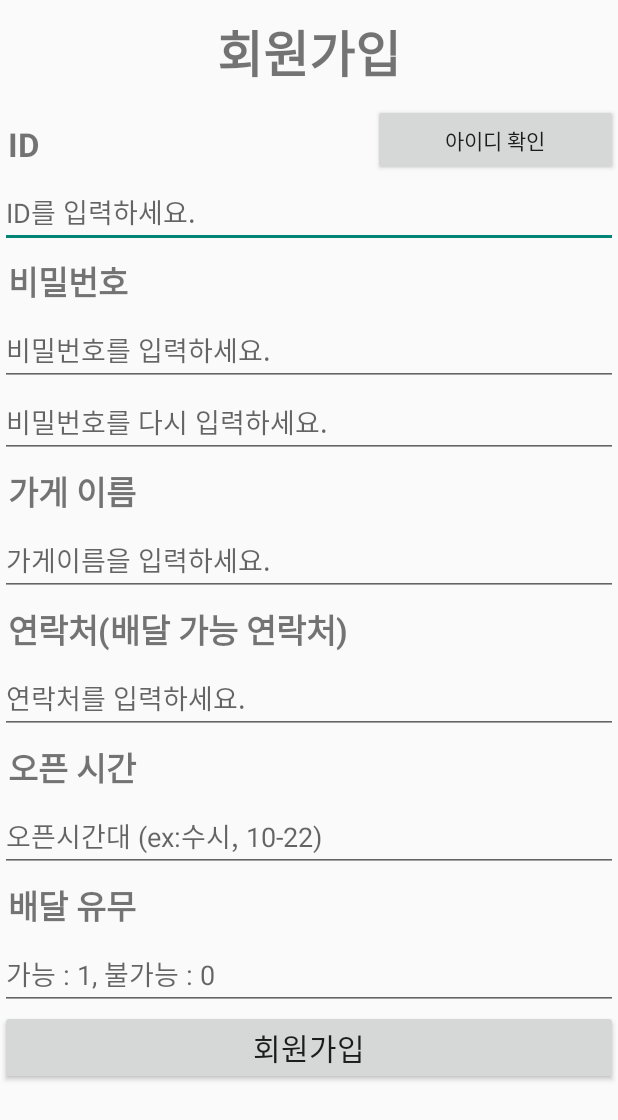
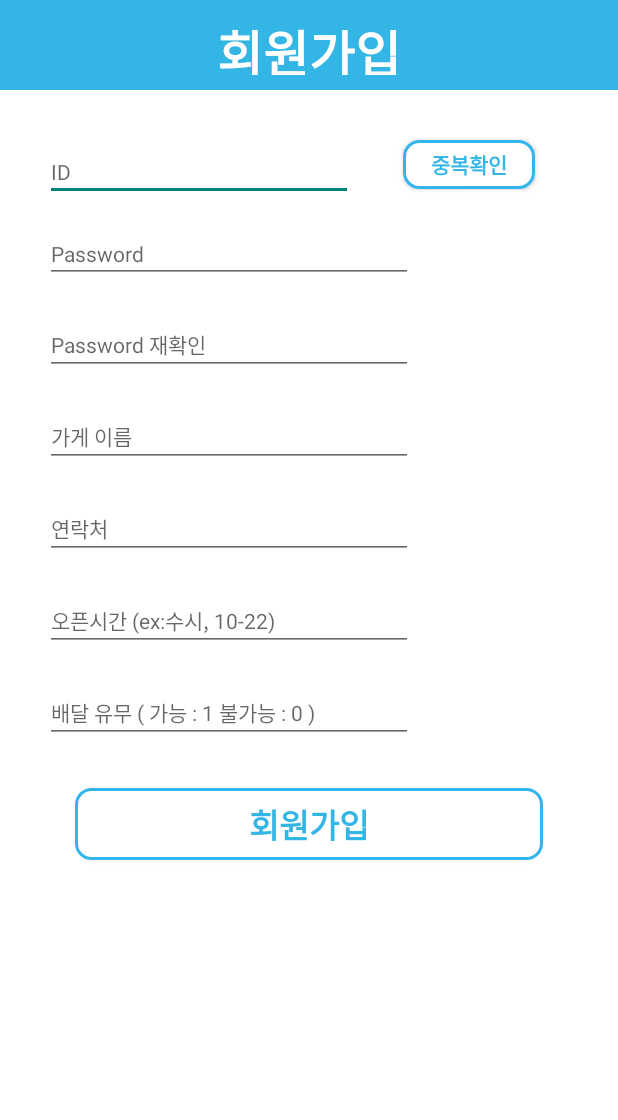
Before and after one commit to hanaset/MNU_APP, an Android app: the JoinActivity screen opened directly, with no data from a screen before it, on a phone screen of 412 x 824 dp. Shown: the top 1120 px of the screen. Run offline under Robolectric (Android 15) with nearby library versions, the phone set to English and light mode, and no system bars; Roboto replaces fonts that are not available here.

Commit message:
회원가입, 비밀번호 찾기, 로그인 화면 디자인 완료

```diff
--- a/MNU_restaurant/app/src/main/AndroidManifest.xml
+++ b/MNU_restaurant/app/src/main/AndroidManifest.xml
@@ -7,7 +7,7 @@
     <application
         android:allowBackup="true"
         android:icon="@mipmap/ic_launcher"
-        android:label="@string/app_name"
+        android:label="목대 후문 가게"
         android:roundIcon="@mipmap/ic_launcher_round"
         android:supportsRtl="true"
         android:theme="@style/Theme.AppCompat.Light.NoActionBar">
--- a/MNU_restaurant/app/src/main/java/asio/mokpo/jeogibin/mnu_restaurant/FindActivity.java
+++ b/MNU_restaurant/app/src/main/java/asio/mokpo/jeogibin/mnu_restaurant/FindActivity.java
@@ -22,7 +22,6 @@ public class FindActivity extends AppCompatActivity {
     EditText id, phone;
     TextView pass;
     Button button;
-    String password;
 
     @Override
     protected void onCreate(@Nullable Bundle savedInstanceState) {
@@ -31,7 +30,7 @@ public class FindActivity extends AppCompatActivity {
 
         id = (EditText)findViewById(R.id.F_id_edit);
         phone = (EditText)findViewById(R.id.F_phone_edit);
-        pass = (TextView)findViewById(R.id.F_text);
+        pass = (TextView)findViewById(R.id.F_pass_text);
         button = (Button)findViewById(R.id.F_find_btn);
 
         button.setOnClickListener(new View.OnClickListener() {
--- a/MNU_restaurant/app/src/main/java/asio/mokpo/jeogibin/mnu_restaurant/InfoEditActivity.java
+++ b/MNU_restaurant/app/src/main/java/asio/mokpo/jeogibin/mnu_restaurant/InfoEditActivity.java
@@ -81,7 +81,7 @@ public class InfoEditActivity extends AppCompatActivity {
                 Toast.makeText(getApplication(),"수정이 불가능합니다.",Toast.LENGTH_SHORT).show();
                 finish();
             }else{
-                String[] arr = msg.obj.toString().split(",");
+                String[] arr = result.split(",");
                 name = arr[0];
                 phone = arr[1];
                 time = arr[2];
--- /dev/null
+++ b/MNU_restaurant/app/src/main/res/drawable/shape.xml
@@ -0,0 +1,13 @@
+<?xml version="1.0" encoding="utf-8"?>
+<shape
+    xmlns:android="http://schemas.android.com/apk/res/android"
+    android:padding="30dp"
+    android:shape="rectangle">
+    <corners android:radius="10dp" />
+    <stroke
+        android:width="2dp"
+        android:color="#ff33b5ed"/>
+    <solid
+        android:color="#ffffffff"
+        />
+</shape>
--- a/MNU_restaurant/app/src/main/res/layout/activity_join.xml
+++ b/MNU_restaurant/app/src/main/res/layout/activity_join.xml
@@ -1,7 +1,25 @@
 <?xml version="1.0" encoding="utf-8"?>
 <LinearLayout xmlns:android="http://schemas.android.com/apk/res/android"
-    android:orientation="vertical" android:layout_width="match_parent"
-    android:layout_height="match_parent">
+    android:layout_width="match_parent"
+    android:layout_height="match_parent"
+    android:background="@android:color/background_light"
+    android:orientation="vertical">
+
+    <TextView
+        android:id="@+id/Join_text"
+        android:layout_width="match_parent"
+        android:layout_height="60dp"
+        android:background="@android:color/holo_blue_light"
+        android:padding="10dp"
+        android:text="회원가입"
+        android:textAlignment="center"
+        android:textColor="@android:color/background_light"
+        android:textSize="15pt"
+        android:textStyle="bold" />
+
+    <Space
+        android:layout_width="match_parent"
+        android:layout_height="30dp" />
 
     <ScrollView
         android:layout_width="match_parent"
@@ -12,147 +30,132 @@
             android:layout_height="wrap_content"
             android:orientation="vertical">
 
-            <TextView
-                android:id="@+id/Join_text"
-                android:layout_margin="10dp"
-                android:layout_width="match_parent"
-                android:layout_height="wrap_content"
-                android:text="회원가입"
-                android:textAlignment="center"
-                android:textSize="15pt"
-                android:textStyle="bold" />
-
             <LinearLayout
                 android:layout_width="match_parent"
                 android:layout_height="match_parent"
-                android:orientation="horizontal">
+                android:orientation="horizontal"
+                android:weightSum="1">
 
-                <TextView
-                    android:id="@+id/Join_id_text"
-                    android:layout_width="216dp"
+                <EditText
+                    android:id="@+id/Join_id_edit"
+                    style="@style/Join"
+                    android:layout_width="188dp"
                     android:layout_height="wrap_content"
-                    android:layout_margin="5dp"
-                    android:text="ID"
-                    android:textAlignment="textStart"
-                    android:textSize="10pt"
-                    android:textStyle="bold"
-                    android:layout_weight="0.31" />
+                    android:layout_weight="0.25"
+                    android:ems="10"
+                    android:hint="ID"
+                    android:inputType="textPersonName" />
 
                 <Button
                     android:id="@+id/Join_check_btn"
                     android:layout_width="wrap_content"
-                    android:layout_height="wrap_content"
-                    android:layout_weight="1"
-                    android:text="아이디 확인" />
+                    android:layout_height="match_parent"
+                    android:layout_margin="3dp"
+                    android:background="@drawable/shape"
+                    android:text="중복확인"
+                    android:textAllCaps="false"
+                    android:textColor="@android:color/holo_blue_light"
+                    android:textStyle="bold" />
+
             </LinearLayout>
 
-            <EditText
-                android:id="@+id/Join_id_edit"
+            <Space
                 android:layout_width="match_parent"
-                android:layout_height="wrap_content"
-                android:ems="10"
-                android:hint="ID를 입력하세요."
-                android:inputType="textPersonName" />
-
-            <TextView
-                android:id="@+id/Join_pass_text"
-                android:layout_margin="5dp"
-                android:layout_width="match_parent"
-                android:layout_height="wrap_content"
-                android:text="비밀번호"
-                android:textSize="10pt"
-                android:textStyle="bold" />
+                android:layout_height="20dp"
+                android:layout_weight="0.25" />
 
             <EditText
                 android:id="@+id/Join_pass_edit"
-                android:layout_width="match_parent"
+                style="@style/Join"
+                android:layout_width="245dp"
                 android:layout_height="wrap_content"
                 android:ems="10"
-                android:hint="비밀번호를 입력하세요."
+                android:hint="Password"
                 android:inputType="textPassword" />
+
+            <Space
+                android:layout_width="match_parent"
+                android:layout_height="20dp" />
 
             <EditText
                 android:id="@+id/Join_pass2_Edit"
-                android:layout_width="match_parent"
+                style="@style/Join"
+                android:layout_width="245dp"
                 android:layout_height="wrap_content"
                 android:ems="10"
-                android:hint="비밀번호를 다시 입력하세요."
+                android:hint="Password 재확인"
                 android:inputType="textPassword" />
 
-            <TextView
-                android:id="@+id/Join_name_text"
-                android:layout_margin="5dp"
+            <Space
                 android:layout_width="match_parent"
-                android:layout_height="wrap_content"
-                android:text="가게 이름"
-                android:textSize="10pt"
-                android:textStyle="bold" />
+                android:layout_height="20dp" />
 
             <EditText
                 android:id="@+id/Join_name_edit"
-                android:layout_width="match_parent"
+                style="@style/Join"
+                android:layout_width="245dp"
                 android:layout_height="wrap_content"
                 android:ems="10"
-                android:hint="가게이름을 입력하세요."
+                android:hint="가게 이름"
                 android:inputType="textPersonName" />
 
-            <TextView
-                android:id="@+id/Join_phone_text"
-                android:layout_margin="5dp"
+            <Space
                 android:layout_width="match_parent"
-                android:layout_height="wrap_content"
-                android:text="연락처(배달 가능 연락처)"
-                android:textSize="10pt"
-                android:textStyle="bold" />
+                android:layout_height="20dp" />
 
             <EditText
                 android:id="@+id/Join_phone_edit"
-                android:layout_width="match_parent"
+                style="@style/Join"
+                android:layout_width="245dp"
                 android:layout_height="wrap_content"
                 android:ems="10"
-                android:hint="연락처를 입력하세요."
+                android:hint="연락처"
                 android:inputType="phone" />
 
-            <TextView
-                android:id="@+id/Join_time_text"
-                android:layout_margin="5dp"
+            <Space
                 android:layout_width="match_parent"
-                android:layout_height="wrap_content"
-                android:text="오픈 시간"
-                android:textSize="10pt"
-                android:textStyle="bold" />
+                android:layout_height="20dp" />
 
             <EditText
                 android:id="@+id/Join_time_edit"
-                android:layout_width="match_parent"
+                style="@style/Join"
+                android:layout_width="245dp"
                 android:layout_height="wrap_content"
                 android:ems="10"
-                android:hint="오픈시간대 (ex:수시, 10-22)"
+                android:hint="오픈시간 (ex:수시, 10-22)"
                 android:inputType="textPersonName" />
 
-            <TextView
-                android:id="@+id/Join_delivery_text"
-                android:layout_margin="5dp"
+            <Space
                 android:layout_width="match_parent"
-                android:layout_height="wrap_content"
-                android:text="배달 유무"
-                android:textSize="10pt"
-                android:textStyle="bold" />
+                android:layout_height="20dp" />
 
             <EditText
                 android:id="@+id/Join_delivery_edit"
-                android:layout_width="match_parent"
+                style="@style/Join"
+                android:layout_width="245dp"
                 android:layout_height="wrap_content"
                 android:ems="10"
-                android:hint="가능 : 1, 불가능 : 0"
+                android:hint="배달 유무 ( 가능 : 1 불가능 : 0 )"
                 android:inputType="textPersonName" />
+
+            <Space
+                android:layout_width="match_parent"
+                android:layout_height="20dp" />
 
             <Button
                 android:id="@+id/Join_btn"
                 android:layout_width="match_parent"
                 android:layout_height="wrap_content"
+                android:layout_marginBottom="10dp"
+                android:layout_marginLeft="50dp"
+                android:layout_marginRight="50dp"
+                android:layout_marginTop="10dp"
+                android:background="@drawable/shape"
+                android:elevation="0dp"
                 android:text="회원가입"
-                android:textSize="9pt" />
+                android:textColor="@android:color/holo_blue_light"
+                android:textSize="10pt"
+                android:textStyle="bold" />
         </LinearLayout>
     </ScrollView>
 </LinearLayout>
--- /dev/null
+++ b/MNU_restaurant/app/src/main/res/values/join_style.xml
@@ -0,0 +1,11 @@
+<?xml version="1.0" encoding="utf-8"?>
+<resources>
+
+    <style name="Join" parent="@android:style/Widget.TextView">
+        <!-- Customize your theme here. -->
+        <item name ="android:paddingBottom">10dp</item>
+        <item name ="android:paddingTop">10dp</item>
+        <item name ="android:layout_marginRight">30dp</item>
+        <item name ="android:layout_marginLeft">30dp</item>
+    </style>
+</resources>
```
Also changed, not shown: MNU_restaurant/app/src/main/res/layout/activity_find.xml (+29 -9 lines), MNU_restaurant/app/src/main/res/layout/activity_main.xml (+29 -9 lines), MNU_restaurant/app/src/main/ic_launcher-web.png (added), MNU_restaurant/app/src/main/res/drawable/big_icon.png (added), MNU_restaurant/app/src/main/res/mipmap-hdpi/ic_launcher.png, MNU_restaurant/app/src/main/res/mipmap-mdpi/ic_launcher.png, MNU_restaurant/app/src/main/res/mipmap-xhdpi/ic_launcher.png, MNU_restaurant/app/src/main/res/mipmap-xxhdpi/ic_launcher.png, MNU_restaurant/app/src/main/res/mipmap-xxxhdpi/ic_launcher.png, 3 other files.
